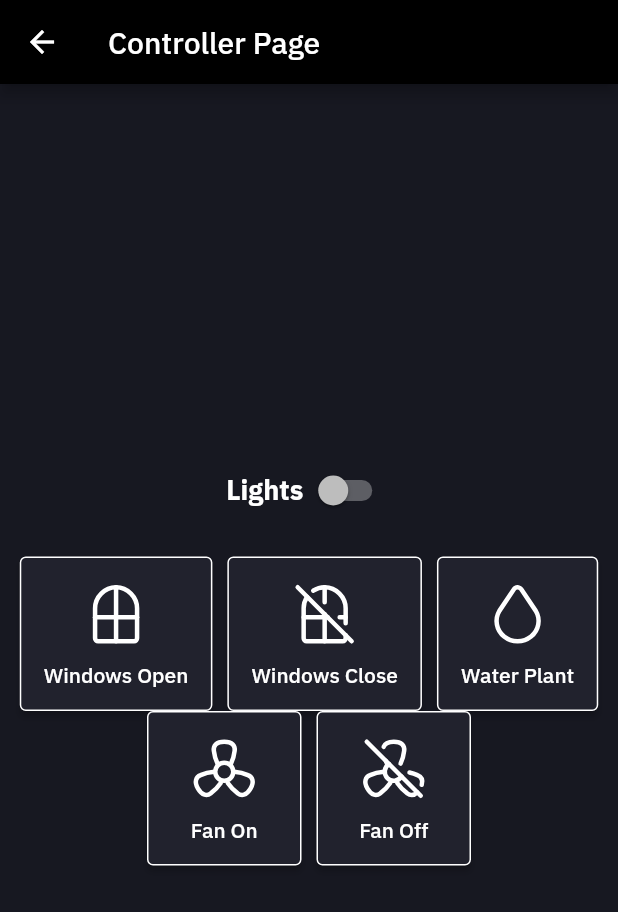
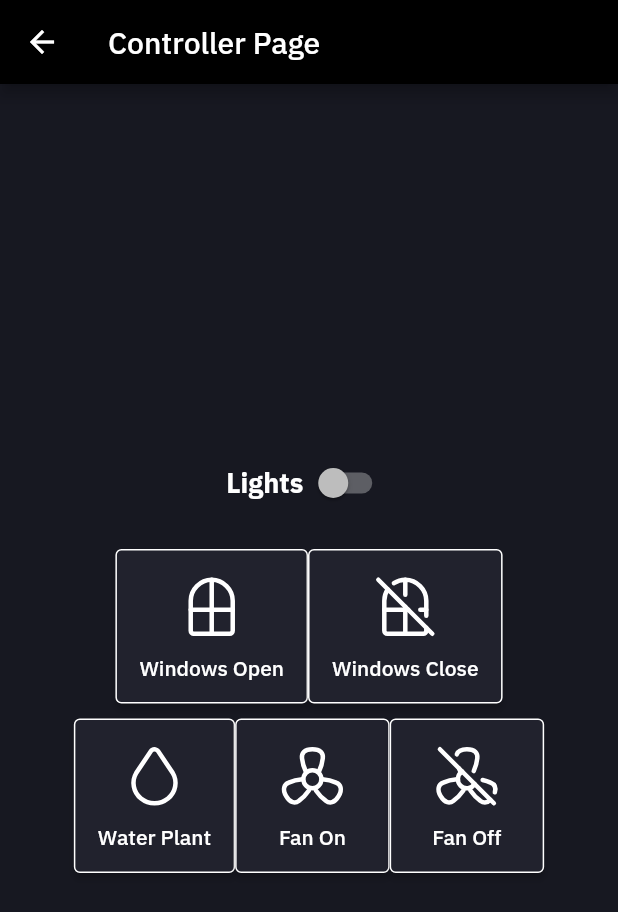
Before and after one commit to lightdarkmaster/Garduino_Version2, a Flutter app: the ControllerPage screen opened directly, on a phone screen of 412 x 824 dp. Shown: the top 912 px of the screen. Run offline on Flutter 3.47's test engine with Material 2 defaults, Android fonts, the phone set to English and light mode, and no system bars; our stand-ins replace fl_chart, flutter_svg.

Commit message:
Add some changes

```diff
--- a/lib/widgets/controller_page.dart
+++ b/lib/widgets/controller_page.dart
@@ -65,9 +65,8 @@ class _ControllerPageState extends State<ControllerPage> {
               ],
             ),
             const SizedBox(height: 20), // Add spacing between sections
-            Wrap(
-              alignment: WrapAlignment.center,
-              spacing: 10, // Horizontal spacing between buttons
+            Row(
+              mainAxisAlignment: MainAxisAlignment.center,
               children: [
                 _buildButton(
                   'assets/svg/window.svg',
@@ -81,6 +80,12 @@ class _ControllerPageState extends State<ControllerPage> {
                   () => _onButtonPressed('Windows Close Successfully'),
                   buttonSize,
                 ),
+              ],
+            ),
+            const SizedBox(height: 10), // Adjust spacing
+            Row(
+              mainAxisAlignment: MainAxisAlignment.center,
+              children: [
                 _buildButton(
                   'assets/svg/water.svg',
                   'Water Plant',
@@ -99,9 +104,9 @@ class _ControllerPageState extends State<ControllerPage> {
                   () => _onButtonPressed('Fan Turn Off Successfully'),
                   buttonSize,
                 ),
-                // Add more buttons here
               ],
             ),
+            // Add more buttons here
           ],
         ),
       ),
```
